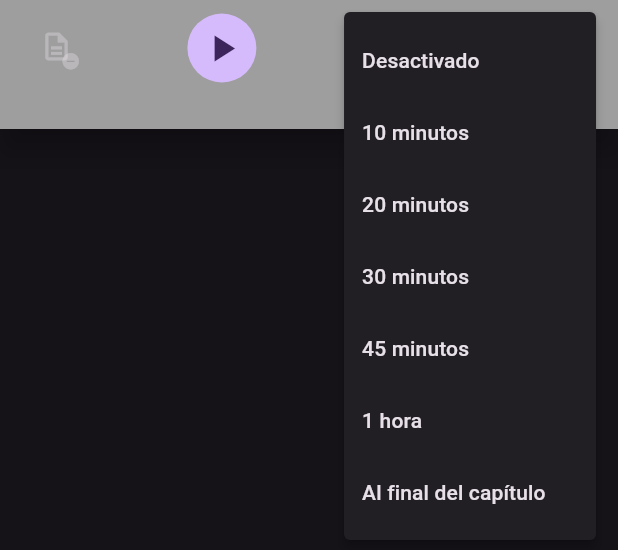
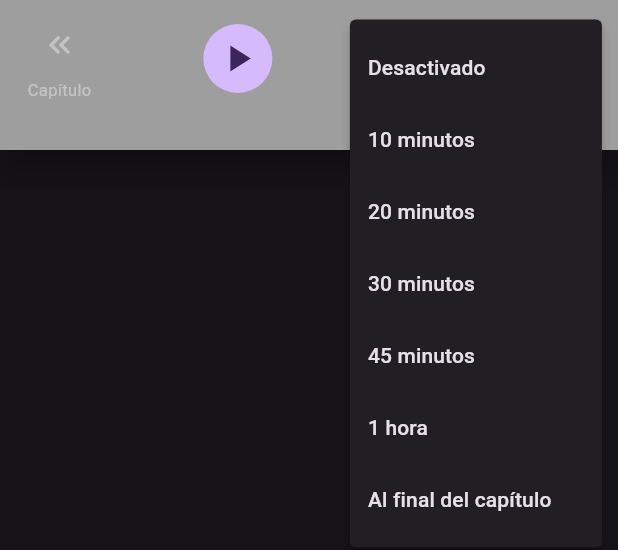
Before and after one commit to PedroSolorzano/voicex-movil, a Flutter app: the _BottomBar widget shown alone on an empty page, opened directly with empty values, after a tap on an icon or button, on a phone screen of 412 x 824 dp. Shown: the top 550 px of the screen. Run offline on Flutter 3.47's test engine with Material 3 defaults, Android fonts, the phone set to English and light mode, and no system bars; our stand-ins replace audio_service, connectivity_plus, file_picker, flutter_local_notifications, flutter_riverpod, flutter_tts and 8 more; missing offline and left inert: audio_session, epubx, record; accounts and stored records are empty; statements that could not run were skipped.

Commit message:
feat(lector): la barra de escucha dice qué mueve cada botón
Los íconos venían de un reproductor de música y no nombraban su unidad; los de
capítulo eran una página con un círculo −/+ que un probador leyó como "eliminar
o agregar una página". Ahora los cuatro saltos llevan debajo Capítulo o Párrafo,
y capítulo usa doble chevrón. Los botones de capítulo se quedan: cambiar de
capítulo por el índice era tedioso porque abría desde arriba, así que el índice
pasa a abrir posicionado en el capítulo actual.

La fila se extrae a ReaderTransport, guiada por callbacks, y gana tests. El
primero del temporizador destapó que "Al final del capítulo" no funcionaba desde
ese menú desde 0.10.0: PopupMenuButton trata un valor null como menú cerrado y
nunca lo entrega. Y la barra oculta ya no asoma con descarga y oración
resaltada: se esconde por su altura real, no por 220 dp fijos.

Co-Authored-By: Claude Fable 5.1 <noreply@anthropic.com>
Claude-Session: https://claude.ai/code/session_01GGZrzFzaC7NXPWa46nRdUQ

```diff
--- a/lib/ui/screens/reader_screen.dart
+++ b/lib/ui/screens/reader_screen.dart
@@ -18,6 +18,7 @@ import '../providers/reading_stats_provider.dart';
 import '../providers/settings_provider.dart';
 import '../widgets/highlighted_text.dart';
 import '../widgets/reader_theme.dart';
+import '../widgets/reader_transport.dart';
 import '../widgets/word_sheet.dart';
 
 /// "41 min", "1 h 12 min". Used by both the download bar and its confirmation.
@@ -31,6 +32,13 @@ String _shortDuration(int seconds) {
 /// Rough narration rate in characters per second at 1× for a neural voice.
 /// Only used for the "time left" estimate, so approximate is fine.
 const _charsPerSecond = 14.0;
+
+/// Height of the listening bar: progress slider, the transport row with its
+/// captions, and the status line. Summed from what is on screen rather than
+/// measured, so it cannot oscillate between frames.
+const _bottomChromeBase = 176.0;
+const _shadowingRowHeight = 52.0;
+const _downloadBlockHeight = 64.0;
 
 /// How long after the last scroll event the reading position is persisted.
 const _scrollSettleDelay = Duration(milliseconds: 900);
@@ -163,13 +171,10 @@ class _ReaderScreenState extends ConsumerState<ReaderScreen> {
   }
 
   /// Height reserved under the text for the floating controls.
-  ///
-  /// Computed from what is actually on screen rather than measured, so it
-  /// cannot oscillate between frames.
   double _bottomChromeHeight(ReaderState reader) {
-    var height = 160.0; // progress bar + transport row + status line
-    if (reader.highlightedSentence >= 0) height += 52; // repeat / loop
-    if (reader.isDownloading) height += 64; // download progress + its label
+    var height = _bottomChromeBase;
+    if (reader.highlightedSentence >= 0) height += _shadowingRowHeight;
+    if (reader.isDownloading) height += _downloadBlockHeight;
     return height;
   }
 
@@ -361,7 +366,14 @@ class _ReaderScreenState extends ConsumerState<ReaderScreen> {
           AnimatedPositioned(
             duration: const Duration(milliseconds: 200),
             curve: Curves.easeOut,
-            bottom: _chromeVisible ? 0 : -220,
+            // Hidden by its own height: a fixed offset fell short of the bar
+            // at its tallest (download + shadowing row) and left it peeking.
+            // The 16 dp cover the elevation shadow.
+            bottom: _chromeVisible
+                ? 0
+                : -(_bottomChromeHeight(reader) +
+                    MediaQuery.paddingOf(context).bottom +
+                    16),
             left: 0,
             right: 0,
             child: _BottomBar(
@@ -1076,54 +1088,33 @@ class _BottomBar extends StatelessWidget {
                   ],
                 ),
               ),
-            Padding(
-              padding: const EdgeInsets.symmetric(horizontal: 8, vertical: 4),
-              child: Row(
-                mainAxisAlignment: MainAxisAlignment.spaceEvenly,
-                children: [
-                  IconButton(
-                    icon: const _ChapterStepIcon(forward: false),
-                    tooltip: 'Capítulo anterior',
-                    color: palette.text,
-                    onPressed: reader.chapterIndex > 0
-                        ? notifier.previousChapter
-                        : null,
-                  ),
-                  IconButton(
-                    icon: const Icon(Icons.skip_previous),
-                    tooltip: 'Párrafo anterior',
-                    color: palette.text,
-                    onPressed: notifier.previousParagraph,
-                  ),
-                  _PlayButton(
-                      reader: reader, notifier: notifier, palette: palette),
-                  IconButton(
-                    icon: const Icon(Icons.skip_next),
-                    tooltip: 'Párrafo siguiente',
-                    color: palette.text,
-                    onPressed: notifier.nextParagraph,
-                  ),
-                  IconButton(
-                    icon: const _ChapterStepIcon(forward: true),
-                    tooltip: 'Capítulo siguiente',
-                    color: palette.text,
-                    onPressed: reader.chapterIndex <
+            ReaderTransport(
+              reader: reader,
+              palette: palette,
+              speed: settings.playbackSpeed,
+              onPreviousChapter:
+                  reader.chapterIndex > 0 ? notifier.previousChapter : null,
+              onNextChapter: reader.chapterIndex <
                       (reader.book?.chapters.length ?? 1) - 1
                   ? notifier.nextChapter
                   : null,
-                  ),
-                  _SpeedMenu(
-                    current: settings.playbackSpeed,
-                    palette: palette,
-                    onChanged: onSpeedChanged,
-                  ),
-                  // Ocupa el hueco que dejó "Detener", que era el único
-                  // control de la fila que ya estaba cubierto por otro: pausar
-                  // hace lo mismo sin perder el sitio dentro del párrafo, y
-                  // parar de verdad sigue estando en la notificación.
-                  _SleepMenu(reader: reader, notifier: notifier, palette: palette),
-                ],
-              ),
+              onPreviousParagraph: notifier.previousParagraph,
+              onNextParagraph: notifier.nextParagraph,
+              onPlay: notifier.play,
+              onPause: notifier.pause,
+              onResume: notifier.resume,
+              onSpeedChanged: onSpeedChanged,
+              // The timer took the slot of "Detener", the only control of the
+              // row another one already covered: pausing keeps the place
+              // inside the paragraph, and a real stop is still in the
+              // notification.
+              onSleepChanged: (d) {
+                if (d == null) {
+                  notifier.setSleepAtChapterEnd(true);
+                } else {
+                  notifier.setSleepTimer(d == Duration.zero ? null : d);
+                }
+              },
             ),
             // Shadowing controls: only meaningful once there is a sentence to
             // repeat, so they stay out of the way until then.
@@ -1133,11 +1124,15 @@ class _BottomBar extends StatelessWidget {
                 child: Row(
                   mainAxisAlignment: MainAxisAlignment.center,
                   children: [
-                    TextButton.icon(
+                    Tooltip(
+                      message: 'Repetir la oración resaltada',
+                      child: TextButton.icon(
                         icon: const Icon(Icons.replay, size: 18),
                         label: const Text('Repetir'),
-                      style: TextButton.styleFrom(foregroundColor: palette.text),
+                        style:
+                            TextButton.styleFrom(foregroundColor: palette.text),
                         onPressed: notifier.repeatSentence,
+                      ),
                     ),
                     const SizedBox(width: 8),
                     FilterChip(
@@ -1145,6 +1140,7 @@ class _BottomBar extends StatelessWidget {
                           size: 18,
                           color: reader.sentenceLoop ? null : palette.muted),
                       label: const Text('Bucle'),
+                      tooltip: 'Repetir la oración en bucle',
                       selected: reader.sentenceLoop,
                       onSelected: (_) => notifier.toggleSentenceLoop(),
                     ),
@@ -1283,181 +1279,9 @@ class _ProgressSliderState extends State<_ProgressSlider> {
 /// Una página con un "+" o un "-", para que un salto de capítulo no se
 /// confunda a simple vista con `skip_previous`/`skip_next` (párrafo), que
 /// leen como controles de un reproductor de audio.
-class _ChapterStepIcon extends StatelessWidget {
-  final bool forward;
-  const _ChapterStepIcon({required this.forward});
-
-  @override
-  Widget build(BuildContext context) {
-    final color = IconTheme.of(context).color;
-    return SizedBox(
-      width: 24,
-      height: 24,
-      child: Stack(
-        clipBehavior: Clip.none,
-        children: [
-          Icon(Icons.description_outlined, size: 22, color: color),
-          Positioned(
-            right: -3,
-            bottom: -3,
-            child: Icon(forward ? Icons.add_circle : Icons.remove_circle,
-                size: 13, color: color),
-          ),
-        ],
-      ),
-    );
-  }
-}
-
-class _PlayButton extends StatelessWidget {
-  final ReaderState reader;
-  final ReaderNotifier notifier;
-  final ReaderPalette palette;
-
-  const _PlayButton({
-    required this.reader,
-    required this.notifier,
-    required this.palette,
-  });
-
-  @override
-  Widget build(BuildContext context) {
-    if (reader.status == ReaderStatus.synthesizing) {
-      return const SizedBox(
-        width: 48,
-        height: 48,
-        child: Center(
-          child: SizedBox(
-            width: 22,
-            height: 22,
-            child: CircularProgressIndicator(strokeWidth: 2),
-          ),
-        ),
-      );
-    }
-
-    final isPlaying = reader.status == ReaderStatus.playing;
-    return IconButton.filled(
-      iconSize: 30,
-      icon: Icon(isPlaying ? Icons.pause : Icons.play_arrow),
-      tooltip: isPlaying ? 'Pausar' : 'Reproducir',
-      onPressed: () {
-        if (isPlaying) {
-          notifier.pause();
-        } else if (reader.status == ReaderStatus.paused) {
-          notifier.resume();
-        } else {
-          notifier.play();
-        }
-      },
-    );
-  }
-}
-
-/// Temporizador de apagado: lo primero que se echa en falta escuchando en la
-/// cama, y hasta ahora el audio seguía hasta que se acababa el libro.
-class _SleepMenu extends StatelessWidget {
-  final ReaderState reader;
-  final ReaderNotifier notifier;
-  final ReaderPalette palette;
-
-  const _SleepMenu({
-    required this.reader,
-    required this.notifier,
-    required this.palette,
-  });
-
-  /// `null` es "al final del capítulo"; `Duration.zero`, desactivado.
-  static const _opciones = <(Duration?, String)>[
-    (Duration.zero, 'Desactivado'),
-    (Duration(minutes: 10), '10 minutos'),
-    (Duration(minutes: 20), '20 minutos'),
-    (Duration(minutes: 30), '30 minutos'),
-    (Duration(minutes: 45), '45 minutos'),
-    (Duration(minutes: 60), '1 hora'),
-    (null, 'Al final del capítulo'),
-  ];
-
-  bool get _activo => reader.sleepAt != null || reader.sleepAtChapterEnd;
-
-  String? get _restante {
-    if (reader.sleepAtChapterEnd) return 'cap.';
-    final at = reader.sleepAt;
-    if (at == null) return null;
-    final minutos = at.difference(DateTime.now()).inMinutes + 1;
-    return minutos > 0 ? '${minutos}m' : null;
-  }
-
-  @override
-  Widget build(BuildContext context) {
-    final restante = _restante;
-    return PopupMenuButton<Duration?>(
-      tooltip: 'Temporizador de apagado',
-      onSelected: (d) {
-        if (d == null) {
-          notifier.setSleepAtChapterEnd(true);
-        } else {
-          notifier.setSleepTimer(d == Duration.zero ? null : d);
-        }
-      },
-      itemBuilder: (_) => [
-        for (final (duracion, etiqueta) in _opciones)
-          PopupMenuItem(value: duracion, child: Text(etiqueta)),
-      ],
-      child: Padding(
-        padding: const EdgeInsets.symmetric(horizontal: 10, vertical: 8),
-        child: Column(
-          mainAxisSize: MainAxisSize.min,
-          children: [
-            Icon(_activo ? Icons.bedtime : Icons.bedtime_outlined,
-                size: 22, color: palette.text),
-            if (restante != null)
-              Text(restante,
-                  style: TextStyle(fontSize: 10, color: palette.muted)),
-          ],
-        ),
-      ),
-    );
-  }
-}
-
-class _SpeedMenu extends StatelessWidget {
-  final double current;
-  final ReaderPalette palette;
-  final ValueChanged<double> onChanged;
-
-  static const _speeds = [0.75, 1.0, 1.25, 1.5, 1.75, 2.0];
-
-  const _SpeedMenu({
-    required this.current,
-    required this.palette,
-    required this.onChanged,
-  });
-
-  @override
-  Widget build(BuildContext context) {
-    return PopupMenuButton<double>(
-      tooltip: 'Velocidad',
-      initialValue: current,
-      onSelected: onChanged,
-      itemBuilder: (_) => [
-        for (final s in _speeds)
-          PopupMenuItem(value: s, child: Text('${s.toStringAsFixed(2)}×')),
-      ],
-      child: Padding(
-        padding: const EdgeInsets.symmetric(horizontal: 12, vertical: 12),
-        child: Text(
-          '${current.toStringAsFixed(2)}×',
-          style: TextStyle(color: palette.text, fontWeight: FontWeight.w600),
-        ),
-      ),
-    );
-  }
-}
-
 // ─── Sheets ──────────────────────────────────────────────────────────────────
 
-class _TocSheet extends StatelessWidget {
+class _TocSheet extends StatefulWidget {
   final List<Chapter> chapters;
   final int currentIndex;
   final ScrollController scrollController;
@@ -1471,7 +1295,38 @@ class _TocSheet extends StatelessWidget {
   });
 
   @override
+  State<_TocSheet> createState() => _TocSheetState();
+}
+
+class _TocSheetState extends State<_TocSheet> {
+  /// One `ListTile` with a subtitle. Fixed so the opening position is exact.
+  static const _itemExtent = 72.0;
+
+  @override
+  void initState() {
+    super.initState();
+    WidgetsBinding.instance.addPostFrameCallback((_) => _revealCurrent());
+  }
+
+  /// Opens on the chapter being read, not at the top: with sixty chapters,
+  /// reaching the current one meant scrolling past a screenful every time.
+  /// The controller belongs to the DraggableScrollableSheet, so it cannot be
+  /// created with an initial offset; jumping after the first frame is the
+  /// only way in that keeps the sheet's drag-to-expand.
+  void _revealCurrent() {
+    final ctrl = widget.scrollController;
+    if (!ctrl.hasClients) return;
+    final position = ctrl.position;
+    final target = widget.currentIndex * _itemExtent -
+        position.viewportDimension / 2 +
+        _itemExtent / 2;
+    ctrl.jumpTo(target.clamp(0.0, position.maxScrollExtent));
+  }
+
+  @override
   Widget build(BuildContext context) {
+    final chapters = widget.chapters;
+    final currentIndex = widget.currentIndex;
     return Column(
       children: [
         const SizedBox(height: 12),
@@ -1490,7 +1345,8 @@ class _TocSheet extends StatelessWidget {
         const Divider(height: 1),
         Expanded(
           child: ListView.builder(
-            controller: scrollController,
+            controller: widget.scrollController,
+            itemExtent: _itemExtent,
             itemCount: chapters.length,
             itemBuilder: (_, i) {
               final ch = chapters[i];
@@ -1520,7 +1376,7 @@ class _TocSheet extends StatelessWidget {
                     ? Icon(Icons.play_arrow,
                         color: Theme.of(context).colorScheme.primary)
                     : null,
-                onTap: () => onSelect(i),
+                onTap: () => widget.onSelect(i),
               );
             },
           ),
--- /dev/null
+++ b/lib/ui/widgets/reader_transport.dart
@@ -0,0 +1,343 @@
+import 'package:flutter/material.dart';
+import '../providers/reader_provider.dart';
+import 'reader_theme.dart';
+
+/// The listening bar: chapter and paragraph steps around play, then speed and
+/// the sleep timer.
+///
+/// A synthesized audiobook has no tracks or seconds, it has paragraphs and
+/// chapters, so every navigation button names the unit it moves. Speed and
+/// the timer go without a caption: "1.0×" describes itself and the moon is
+/// what every audiobook app uses.
+///
+/// Callback-driven so it builds without a [ReaderNotifier]; the screen maps
+/// each callback onto the provider.
+class ReaderTransport extends StatelessWidget {
+  final ReaderState reader;
+  final ReaderPalette palette;
+  final double speed;
+
+  /// Null on the first / last chapter, which disables the button.
+  final VoidCallback? onPreviousChapter;
+  final VoidCallback? onNextChapter;
+  final VoidCallback onPreviousParagraph;
+  final VoidCallback onNextParagraph;
+  final VoidCallback onPlay;
+  final VoidCallback onPause;
+  final VoidCallback onResume;
+  final ValueChanged<double> onSpeedChanged;
+
+  /// `null` is "at the end of the chapter"; [Duration.zero] turns the timer off.
+  final ValueChanged<Duration?> onSleepChanged;
+
+  const ReaderTransport({
+    super.key,
+    required this.reader,
+    required this.palette,
+    required this.speed,
+    required this.onPreviousChapter,
+    required this.onNextChapter,
+    required this.onPreviousParagraph,
+    required this.onNextParagraph,
+    required this.onPlay,
+    required this.onPause,
+    required this.onResume,
+    required this.onSpeedChanged,
+    required this.onSleepChanged,
+  });
+
+  @override
+  Widget build(BuildContext context) {
+    return Padding(
+      padding: const EdgeInsets.symmetric(horizontal: 8, vertical: 4),
+      child: Row(
+        children: [
+          Expanded(
+            flex: 4,
+            child: _UnitButton(
+              icon: Icons.keyboard_double_arrow_left,
+              caption: 'Capítulo',
+              tooltip: 'Capítulo anterior',
+              palette: palette,
+              onTap: onPreviousChapter,
+            ),
+          ),
+          Expanded(
+            flex: 4,
+            child: _UnitButton(
+              icon: Icons.skip_previous,
+              caption: 'Párrafo',
+              tooltip: 'Párrafo anterior',
+              palette: palette,
+              onTap: onPreviousParagraph,
+            ),
+          ),
+          _PlayButton(
+            status: reader.status,
+            onPlay: onPlay,
+            onPause: onPause,
+            onResume: onResume,
+          ),
+          Expanded(
+            flex: 4,
+            child: _UnitButton(
+              icon: Icons.skip_next,
+              caption: 'Párrafo',
+              tooltip: 'Párrafo siguiente',
+              palette: palette,
+              onTap: onNextParagraph,
+            ),
+          ),
+          Expanded(
+            flex: 4,
+            child: _UnitButton(
+              icon: Icons.keyboard_double_arrow_right,
+              caption: 'Capítulo',
+              tooltip: 'Capítulo siguiente',
+              palette: palette,
+              onTap: onNextChapter,
+            ),
+          ),
+          Expanded(
+            flex: 3,
+            child: Center(
+              child: _SpeedMenu(
+                current: speed,
+                palette: palette,
+                onChanged: onSpeedChanged,
+              ),
+            ),
+          ),
+          Expanded(
+            flex: 3,
+            child: Center(
+              child: _SleepMenu(
+                reader: reader,
+                palette: palette,
+                onChanged: onSleepChanged,
+              ),
+            ),
+          ),
+        ],
+      ),
+    );
+  }
+}
+
+/// An icon over an 11 px caption naming the unit it moves.
+///
+/// The caption scales down rather than clipping: at 320 dp the slot is
+/// narrower than "Capítulo".
+class _UnitButton extends StatelessWidget {
+  final IconData icon;
+  final String caption;
+  final String tooltip;
+  final ReaderPalette palette;
+  final VoidCallback? onTap;
+
+  const _UnitButton({
+    required this.icon,
+    required this.caption,
+    required this.tooltip,
+    required this.palette,
+    required this.onTap,
+  });
+
+  @override
+  Widget build(BuildContext context) {
+    final enabled = onTap != null;
+    final disabled = Theme.of(context).disabledColor;
+    return Tooltip(
+      message: tooltip,
+      child: Semantics(
+        button: true,
+        enabled: enabled,
+        child: InkResponse(
+          onTap: onTap,
+          radius: 32,
+          child: Padding(
+            padding: const EdgeInsets.all(4),
+            child: Column(
+              mainAxisSize: MainAxisSize.min,
+              children: [
+                SizedBox(
+                  height: 40,
+                  child: Center(
+                    child: Icon(icon,
+                        color: enabled ? palette.text : disabled),
+                  ),
+                ),
+                const SizedBox(height: 2),
+                FittedBox(
+                  fit: BoxFit.scaleDown,
+                  child: Text(
+                    caption,
+                    maxLines: 1,
+                    softWrap: false,
+                    style: TextStyle(
+                      fontSize: 11,
+                      color: enabled ? palette.muted : disabled,
+                    ),
+                  ),
+                ),
+              ],
+            ),
+          ),
+        ),
+      ),
+    );
+  }
+}
+
+class _PlayButton extends StatelessWidget {
+  final ReaderStatus status;
+  final VoidCallback onPlay;
+  final VoidCallback onPause;
+  final VoidCallback onResume;
+
+  const _PlayButton({
+    required this.status,
+    required this.onPlay,
+    required this.onPause,
+    required this.onResume,
+  });
+
+  @override
+  Widget build(BuildContext context) {
+    if (status == ReaderStatus.synthesizing) {
+      return const SizedBox(
+        width: 48,
+        height: 48,
+        child: Center(
+          child: SizedBox(
+            width: 22,
+            height: 22,
+            child: CircularProgressIndicator(strokeWidth: 2),
+          ),
+        ),
+      );
+    }
+
+    final isPlaying = status == ReaderStatus.playing;
+    return IconButton.filled(
+      iconSize: 30,
+      icon: Icon(isPlaying ? Icons.pause : Icons.play_arrow),
+      tooltip: isPlaying ? 'Pausar' : 'Reproducir',
+      onPressed: () {
+        if (isPlaying) {
+          onPause();
+        } else if (status == ReaderStatus.paused) {
+          onResume();
+        } else {
+          onPlay();
+        }
+      },
+    );
+  }
+}
+
+/// Temporizador de apagado: lo primero que se echa en falta escuchando en la
+/// cama, y hasta ahora el audio seguía hasta que se acababa el libro.
+class _SleepMenu extends StatelessWidget {
+  final ReaderState reader;
+  final ReaderPalette palette;
+  final ValueChanged<Duration?> onChanged;
+
+  const _SleepMenu({
+    required this.reader,
+    required this.palette,
+    required this.onChanged,
+  });
+
+  /// Stands in for "al final del capítulo" inside the menu. PopupMenuButton
+  /// reports a null value as the menu being dismissed and never delivers it,
+  /// so that option, worth null to the caller, needs a value of its own here.
+  static const _chapterEnd = Duration(microseconds: -1);
+
+  /// `Duration.zero` is off; [_chapterEnd] leaves as `null`.
+  static const _opciones = <(Duration, String)>[
+    (Duration.zero, 'Desactivado'),
+    (Duration(minutes: 10), '10 minutos'),
+    (Duration(minutes: 20), '20 minutos'),
+    (Duration(minutes: 30), '30 minutos'),
+    (Duration(minutes: 45), '45 minutos'),
+    (Duration(minutes: 60), '1 hora'),
+    (_chapterEnd, 'Al final del capítulo'),
+  ];
+
+  bool get _activo => reader.sleepAt != null || reader.sleepAtChapterEnd;
+
+  String? get _restante {
+    if (reader.sleepAtChapterEnd) return 'cap.';
+    final at = reader.sleepAt;
+    if (at == null) return null;
+    final minutos = at.difference(DateTime.now()).inMinutes + 1;
+    return minutos > 0 ? '${minutos}m' : null;
+  }
+
+  @override
+  Widget build(BuildContext context) {
+    final restante = _restante;
+    return PopupMenuButton<Duration>(
+      tooltip: 'Temporizador de apagado',
+      onSelected: (d) => onChanged(d == _chapterEnd ? null : d),
+      itemBuilder: (_) => [
+        for (final (duracion, etiqueta) in _opciones)
+          PopupMenuItem(value: duracion, child: Text(etiqueta)),
+      ],
+      child: Padding(
+        padding: const EdgeInsets.symmetric(horizontal: 10, vertical: 8),
+        child: Column(
+          mainAxisSize: MainAxisSize.min,
+          children: [
+            Icon(_activo ? Icons.bedtime : Icons.bedtime_outlined,
+                size: 22, color: palette.text),
+            if (restante != null)
+              Text(restante,
+                  style: TextStyle(fontSize: 10, color: palette.muted)),
+          ],
+        ),
+      ),
+    );
+  }
+}
+
+class _SpeedMenu extends StatelessWidget {
+  final double current;
+  final ReaderPalette palette;
+  final ValueChanged<double> onChanged;
+
+  static const _speeds = [0.75, 1.0, 1.25, 1.5, 1.75, 2.0];
+
+  const _SpeedMenu({
+    required this.current,
+    required this.palette,
+    required this.onChanged,
+  });
+
+  /// "1.0×", "1.25×": one decimal unless the value needs two.
+  static String label(double speed) {
+    final one = speed.toStringAsFixed(1);
+    final text = double.parse(one) == speed ? one : speed.toStringAsFixed(2);
+    return '$text×';
+  }
+
+  @override
+  Widget build(BuildContext context) {
+    return PopupMenuButton<double>(
+      tooltip: 'Velocidad',
+      initialValue: current,
+      onSelected: onChanged,
+      itemBuilder: (_) => [
+        for (final s in _speeds) PopupMenuItem(value: s, child: Text(label(s))),
+      ],
+      child: Padding(
+        padding: const EdgeInsets.symmetric(horizontal: 8, vertical: 12),
+        child: Text(
+          label(current),
+          style: TextStyle(color: palette.text, fontWeight: FontWeight.w600),
+        ),
+      ),
+    );
+  }
+}
```
Also changed, not shown: 3 other files. Lines whose indentation alone changed are shown as unchanged.
